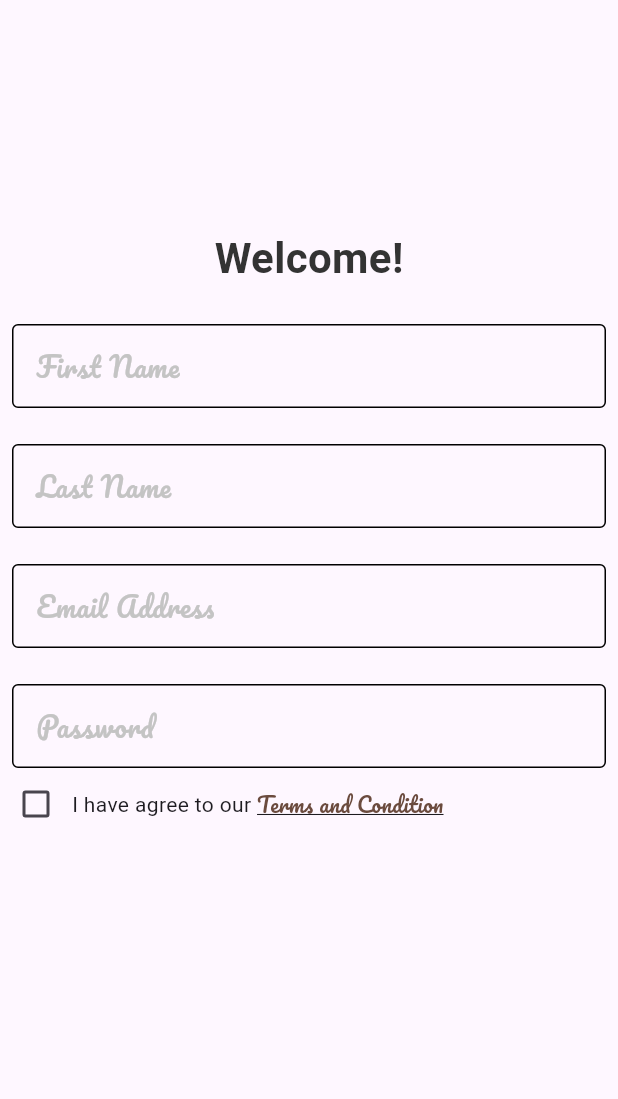
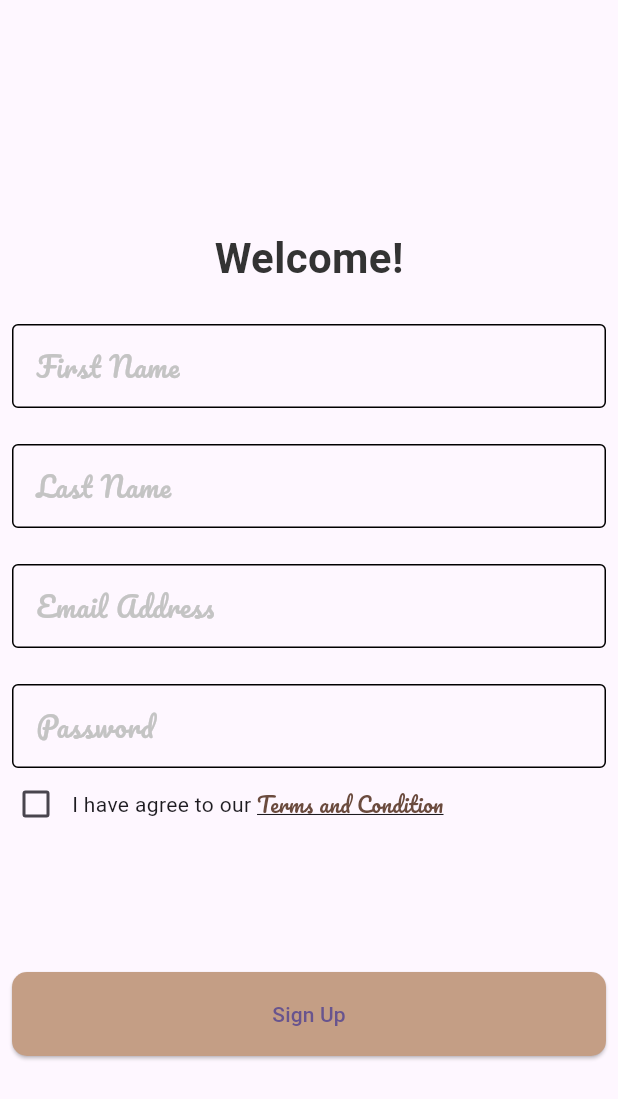
Before and after one commit to ahmdZhran/dalel_app, a Flutter app: the SignUpView screen opened by its route, on a phone screen of 412 x 824 dp. Shown: the top 1099 px of the screen. Run offline on Flutter 3.47's test engine with Material 3 defaults, Android fonts, the phone set to English and light mode, and no system bars; our stand-ins replace get_it, go_router, shared_preferences; missing offline and left inert: dart:ffi; accounts and stored records are empty; Roboto replaces fonts that are missing (Poppins).

Commit message:
add custom button

```diff
--- a/lib/features/Auth/presentaion/view/sign_up_view.dart
+++ b/lib/features/Auth/presentaion/view/sign_up_view.dart
@@ -2,6 +2,7 @@ import 'dart:ffi';
 
 import 'package:dalel_app/core/utls/app_strings.dart';
 import 'package:dalel_app/core/utls/text_styles.dart';
+import 'package:dalel_app/core/widgets/custom_button.dart';
 import 'package:dalel_app/features/Auth/presentaion/widgets/custom_check_box.dart';
 import 'package:dalel_app/features/Auth/presentaion/widgets/custom_text_form.dart';
 import 'package:dalel_app/features/Auth/presentaion/widgets/terms_and_condidtion.dart';
@@ -13,41 +14,55 @@ class SignUpView extends StatelessWidget {
 
   @override
   Widget build(BuildContext context) {
-    return const Scaffold(
+    return Scaffold(
       body: CustomScrollView(
         slivers: [
-          SliverToBoxAdapter(
+          const SliverToBoxAdapter(
             child: SizedBox(
               height: 152,
             ),
           ),
-          SliverToBoxAdapter(
+          const SliverToBoxAdapter(
             child: WelcomTextWidget(
               text: AppStrings.welcome,
             ),
           ),
-          SliverToBoxAdapter(
+          const SliverToBoxAdapter(
             child: CustomTextField(
               labelText: AppStrings.fristName,
             ),
           ),
-          SliverToBoxAdapter(
+          const SliverToBoxAdapter(
             child: CustomTextField(
               labelText: AppStrings.lastName,
             ),
           ),
-          SliverToBoxAdapter(
+          const SliverToBoxAdapter(
             child: CustomTextField(
               labelText: AppStrings.emailAddress,
             ),
           ),
-          SliverToBoxAdapter(
+          const SliverToBoxAdapter(
             child: CustomTextField(
               labelText: AppStrings.password,
             ),
           ),
+          const SliverToBoxAdapter(
+            child: TermsAndConditionsWidget(),
+          ),
+          const SliverToBoxAdapter(
+            child: SizedBox(height: 80),
+          ),
           SliverToBoxAdapter(
-            child: TermsAndConditionsWidget(),
+            child: Padding(
+              padding: const EdgeInsets.all(8.0),
+              child: CustomElevatedButton(
+                onPressed: () {},
+                text: const Text(
+                  AppStrings.signUp,
+                ),
+              ),
+            ),
           )
         ],
       ),
```
